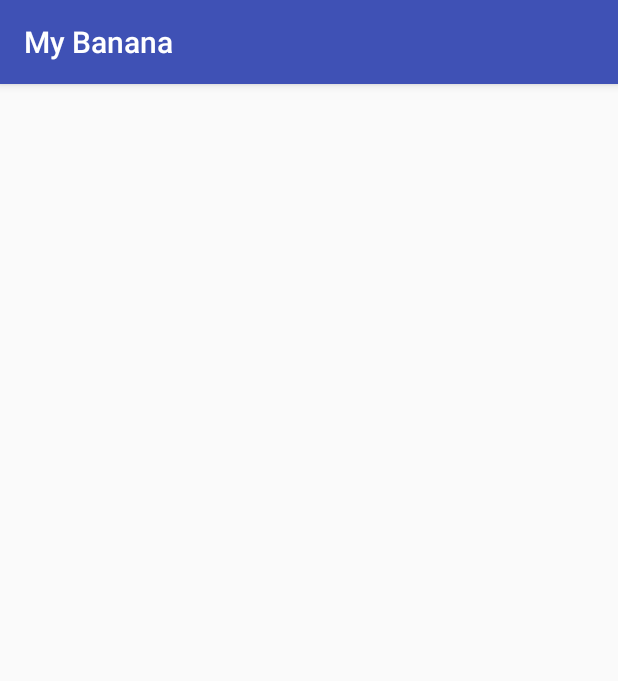
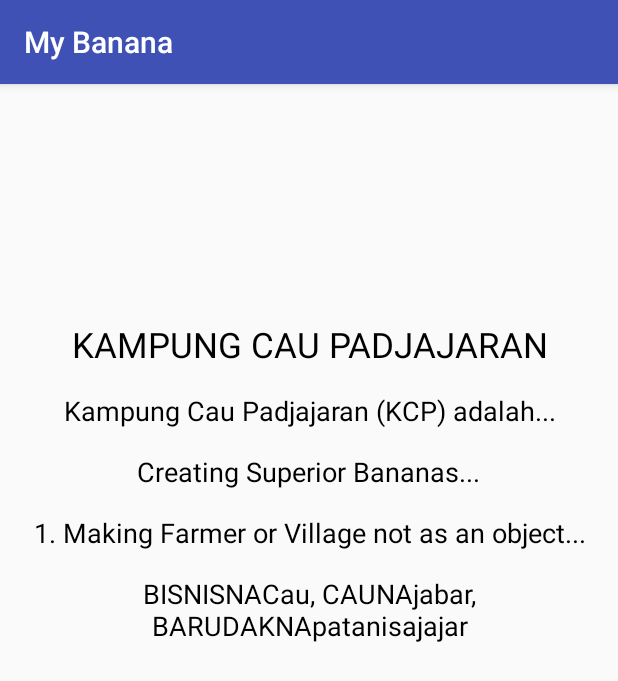
Before and after one commit to raflitrilaksono/Pisangku, an Android app: the KCP1 screen opened directly, with no data from a screen before it, on a phone screen of 412 x 824 dp. Shown: the top 681 px of the screen. Run offline under Robolectric (Android 15) with nearby library versions, the phone set to English and light mode, and no system bars.

Commit message:
Update KCP1 (Profile) Worked

```diff
--- a/app/src/main/res/layout/activity_kcp1.xml
+++ b/app/src/main/res/layout/activity_kcp1.xml
@@ -1,5 +1,5 @@
 <?xml version="1.0" encoding="utf-8"?>
-<LinearLayout    xmlns:android="http://schemas.android.com/apk/res/android"
+<LinearLayout xmlns:android="http://schemas.android.com/apk/res/android"
     xmlns:app="http://schemas.android.com/apk/res-auto"
     android:layout_width="fill_parent"
     android:layout_height="fill_parent"
@@ -20,7 +20,8 @@
             android:layout_marginVertical="8dp"
             android:textAlignment="center"
             android:textColor="#000000"
-            android:textSize="23dp" />
+            android:textSize="23dp"
+            android:text="KAMPUNG CAU PADJAJARAN"/>
 
         <TextView
             android:id="@+id/profil_singkatkcp"
@@ -31,7 +32,8 @@
             android:layout_marginVertical="8dp"
             android:textAlignment="center"
             android:textColor="#000000"
-            android:textSize="18dp" />
+            android:textSize="18dp"
+            android:text="Kampung Cau Padjajaran (KCP) adalah..."/>
 
         <TextView
             android:id="@+id/profil_visikcp"
@@ -42,7 +44,8 @@
             android:layout_marginVertical="8dp"
             android:textAlignment="center"
             android:textColor="#000000"
-            android:textSize="18dp" />
+            android:textSize="18dp"
+            android:text="Creating Superior Bananas..."/>
 
         <TextView
             android:id="@+id/profil_misikcp"
@@ -53,7 +56,8 @@
             android:layout_marginVertical="8dp"
             android:textAlignment="center"
             android:textColor="#000000"
-            android:textSize="18dp" />
+            android:textSize="18dp"
+            android:text="1. Making Farmer or Village not as an object..."/>
 
         <TextView
             android:id="@+id/profil_mottokcp"
@@ -64,6 +68,7 @@
             android:layout_marginVertical="8dp"
             android:textAlignment="center"
             android:textColor="#000000"
-            android:textSize="18dp" />
+            android:textSize="18dp"
+            android:text="BISNISNACau, CAUNAjabar, BARUDAKNApatanisajajar"/>
 
     </LinearLayout>
--- a/app/src/main/res/layout/activity_login.xml
+++ b/app/src/main/res/layout/activity_login.xml
@@ -5,7 +5,7 @@
     android:layout_width="match_parent"
     android:layout_height="match_parent"
     tools:context=".login"
-    android:background="@drawable/psg">
+    android:background="@drawable/nangka">
 
 
     <LinearLayout
--- a/app/src/main/res/layout/activity_main.xml
+++ b/app/src/main/res/layout/activity_main.xml
@@ -5,7 +5,7 @@
     android:layout_width="match_parent"
     android:layout_height="match_parent"
     tools:context=".MainActivity"
-    android:background="@drawable/psg">
+    android:background="@drawable/nangka">
 
     <LinearLayout
         android:orientation="vertical"
```
Also changed, not shown: 1 other file.
